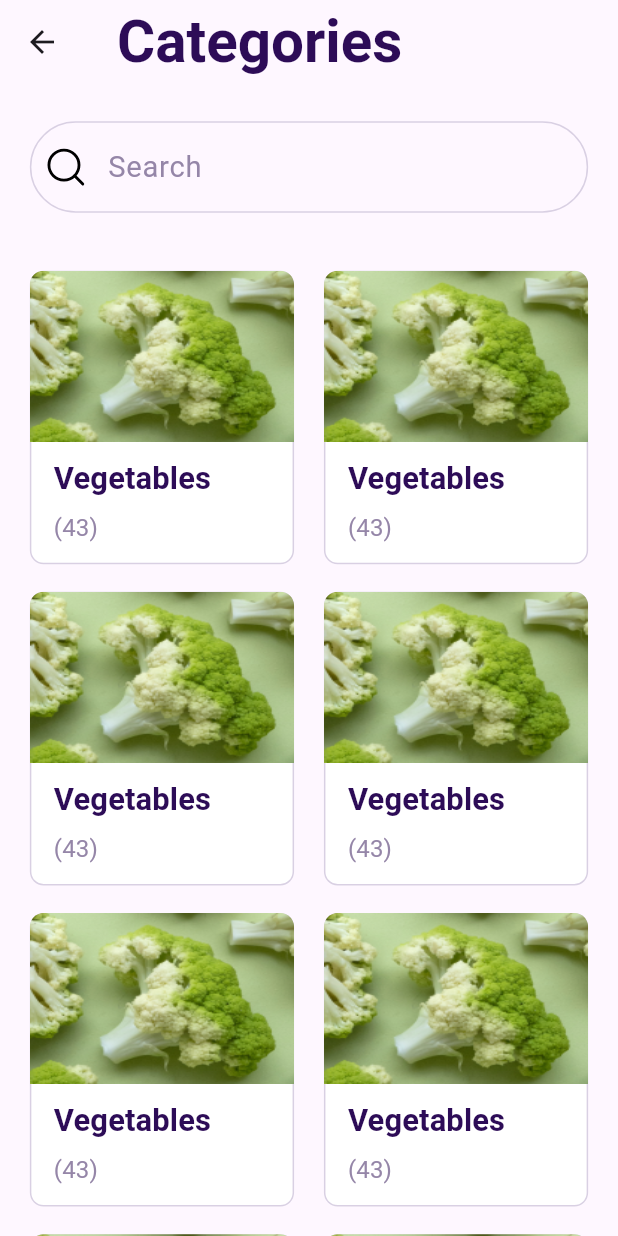
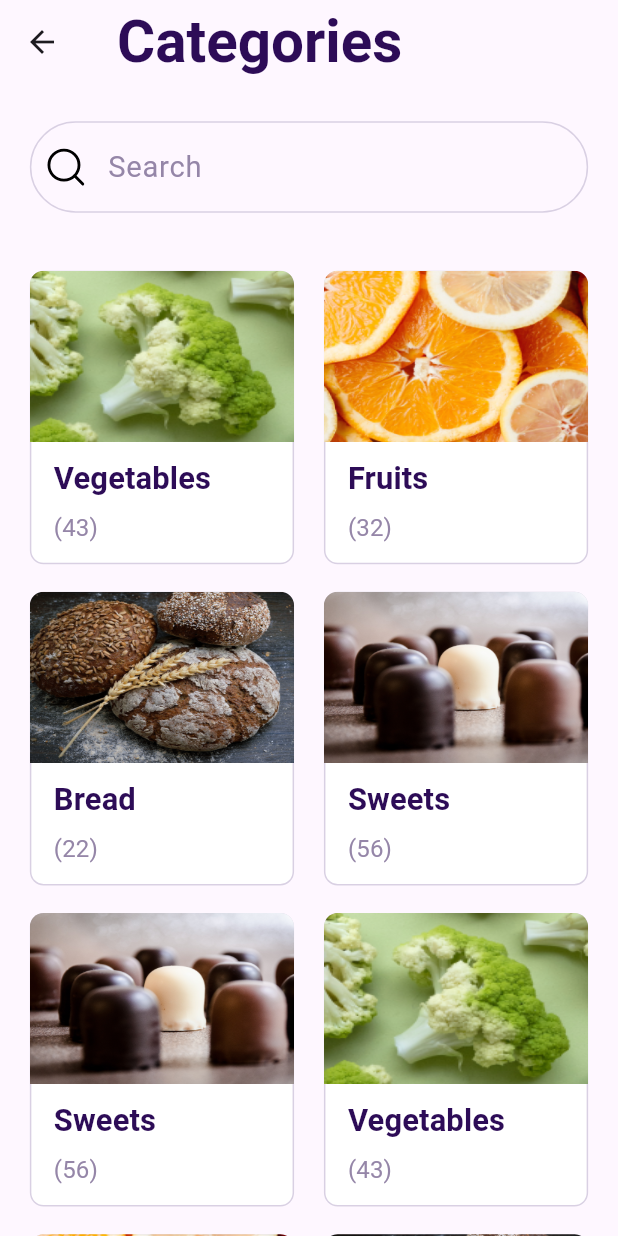
Before and after one commit to SharifboyMuminov/food_app, a Flutter app: the CategoriesScreen screen opened directly, on a phone screen of 412 x 824 dp. Run offline on Flutter 3.47's test engine with Material 3 defaults, Android fonts, the phone set to English and light mode, and no system bars; our stand-ins replace flutter_screenutil, flutter_svg.

Commit message:
end work categories page

```diff
--- /dev/null
+++ b/lib/data/local/local_varibals.dart
@@ -0,0 +1,55 @@
+import 'package:food_app/data/models/category/category_model.dart';
+
+List<CategoryModel> categories = [
+  CategoryModel(
+    title: "Vegetables",
+    productCount: 43,
+    imagePath: "assets/images/vegetables.png",
+  ),
+  CategoryModel(
+    title: "Fruits",
+    productCount: 32,
+    imagePath: "assets/images/fruits.png",
+  ),
+  CategoryModel(
+    title: "Bread",
+    productCount: 22,
+    imagePath: "assets/images/bread.png",
+  ),
+  CategoryModel(
+    title: "Sweets",
+    productCount: 56,
+    imagePath: "assets/images/sweets.png",
+  ),
+  CategoryModel(
+    title: "Sweets",
+    productCount: 56,
+    imagePath: "assets/images/sweets.png",
+  ),
+  CategoryModel(
+    title: "Vegetables",
+    productCount: 43,
+    imagePath: "assets/images/vegetables.png",
+  ),
+  CategoryModel(
+    title: "Fruits",
+    productCount: 32,
+    imagePath: "assets/images/fruits.png",
+  ),
+  CategoryModel(
+    title: "Bread",
+    productCount: 22,
+    imagePath: "assets/images/bread.png",
+  ),
+  CategoryModel(
+    title: "Sweets",
+    productCount: 56,
+    imagePath: "assets/images/sweets.png",
+  ),
+  CategoryModel(
+    title: "Vegetables",
+    productCount: 43,
+    imagePath: "assets/images/vegetables.png",
+  ),
+
+];
--- /dev/null
+++ b/lib/data/models/category/category_model.dart
@@ -0,0 +1,11 @@
+class CategoryModel {
+  final String title;
+  final String imagePath;
+  final int productCount;
+
+  CategoryModel({
+    required this.title,
+    required this.productCount,
+    required this.imagePath,
+  });
+}
--- a/lib/data/models/network_response.dart
+++ /dev/null
@@ -1,9 +0,0 @@
-class NetworkResponse {
-  String errorText;
-  dynamic data;
-
-  NetworkResponse({
-    this.errorText = "",
-    this.data,
-  });
-}
--- a/lib/screens/tab_box/categories/categories_screen.dart
+++ b/lib/screens/tab_box/categories/categories_screen.dart
@@ -1,5 +1,7 @@
 import 'package:flutter/material.dart';
 import 'package:flutter_screenutil/flutter_screenutil.dart';
+import 'package:food_app/data/local/local_varibals.dart';
+import 'package:food_app/screens/tab_box/categories/widget/category_item.dart';
 import 'package:food_app/screens/tab_box/widget/search_input.dart';
 import 'package:food_app/utils/app_colors.dart';
 import 'package:food_app/utils/app_size.dart';
@@ -38,6 +40,7 @@ class _CategoriesScreenState extends State<CategoriesScreen> {
           ),
           Expanded(
             child: GridView.builder(
+              itemCount: categories.length,
               padding: EdgeInsets.symmetric(horizontal: 20.we, vertical: 42.he),
               gridDelegate: SliverGridDelegateWithFixedCrossAxisCount(
                 crossAxisCount: 2,
@@ -46,63 +49,9 @@ class _CategoriesScreenState extends State<CategoriesScreen> {
                 childAspectRatio: 0.9,
               ),
               itemBuilder: (BuildContext context, int index) {
-                return TextButton(
-                  style: TextButton.styleFrom(
-                    padding: EdgeInsets.only(
-                      bottom: 14.he,
-                    ),
-                    backgroundColor: AppColors.white,
-                    shape: RoundedRectangleBorder(
-                      borderRadius: BorderRadius.circular(8.r),
-                      side: BorderSide(
-                        width: 1.we,
-                        color: AppColors.cD9D0E3F,
-                      ),
-                    ),
-                  ),
-                  onPressed: () {},
-                  child: Column(
-                    crossAxisAlignment: CrossAxisAlignment.start,
-                    children: [
-                      Expanded(
-                        child: ClipRRect(
-                          borderRadius: BorderRadius.only(
-                            topRight: Radius.circular(8.r),
-                            topLeft: Radius.circular(8.r),
-                          ),
-                          child: Image.asset(
-                            "assets/images/vegetables.png",
-                            fit: BoxFit.fill,
-                            width: double.infinity,
-                          ),
-                        ),
-                      ),
-                      10.getH(),
-                      Padding(
-                        padding: EdgeInsets.symmetric(horizontal: 16.we),
-                        child: Column(
-                          crossAxisAlignment: CrossAxisAlignment.start,
-                          children: [
-                            Text(
-                              "Vegetables",
-                              style: AppTextStyle.seoulNamsanSemiBold.copyWith(
-                                fontSize: 18.sp,
-                                color: AppColors.c2D0C57,
-                              ),
-                            ),
-                            8.getH(),
-                            Text(
-                              "(43)",
-                              style: AppTextStyle.seoulNamsanRegular.copyWith(
-                                fontSize: 14.sp,
-                                color: AppColors.c9586A8,
-                              ),
-                            ),
-                          ],
-                        ),
-                      ),
-                    ],
-                  ),
+                return CategoryItem(
+                  onTab: () {},
+                  categoryModel: categories[index],
                 );
               },
             ),
--- /dev/null
+++ b/lib/screens/tab_box/categories/widget/category_item.dart
@@ -0,0 +1,79 @@
+import 'package:flutter/material.dart';
+import 'package:flutter_screenutil/flutter_screenutil.dart';
+import 'package:food_app/data/models/category/category_model.dart';
+import 'package:food_app/utils/app_colors.dart';
+import 'package:food_app/utils/app_size.dart';
+import 'package:food_app/utils/app_text_style.dart';
+
+class CategoryItem extends StatelessWidget {
+  const CategoryItem({
+    super.key,
+    required this.onTab,
+    required this.categoryModel,
+  });
+
+  final VoidCallback onTab;
+  final CategoryModel categoryModel;
+
+  @override
+  Widget build(BuildContext context) {
+    return TextButton(
+      style: TextButton.styleFrom(
+        padding: EdgeInsets.only(
+          bottom: 14.he,
+        ),
+        backgroundColor: AppColors.white,
+        shape: RoundedRectangleBorder(
+          borderRadius: BorderRadius.circular(8.r),
+          side: BorderSide(
+            width: 1.we,
+            color: AppColors.cD9D0E3F,
+          ),
+        ),
+      ),
+      onPressed: onTab,
+      child: Column(
+        crossAxisAlignment: CrossAxisAlignment.start,
+        children: [
+          Expanded(
+            child: ClipRRect(
+              borderRadius: BorderRadius.only(
+                topRight: Radius.circular(8.r),
+                topLeft: Radius.circular(8.r),
+              ),
+              child: Image.asset(
+                categoryModel.imagePath,
+                fit: BoxFit.fill,
+                width: double.infinity,
+              ),
+            ),
+          ),
+          10.getH(),
+          Padding(
+            padding: EdgeInsets.symmetric(horizontal: 16.we),
+            child: Column(
+              crossAxisAlignment: CrossAxisAlignment.start,
+              children: [
+                Text(
+                  categoryModel.title,
+                  style: AppTextStyle.seoulNamsanSemiBold.copyWith(
+                    fontSize: 18.sp,
+                    color: AppColors.c2D0C57,
+                  ),
+                ),
+                8.getH(),
+                Text(
+                  "(${categoryModel.productCount})",
+                  style: AppTextStyle.seoulNamsanRegular.copyWith(
+                    fontSize: 14.sp,
+                    color: AppColors.c9586A8,
+                  ),
+                ),
+              ],
+            ),
+          ),
+        ],
+      ),
+    );
+  }
+}
```
Also changed, not shown: assets/images/bread.png (added), assets/images/fruits.png (added), assets/images/sweets.png (added).
